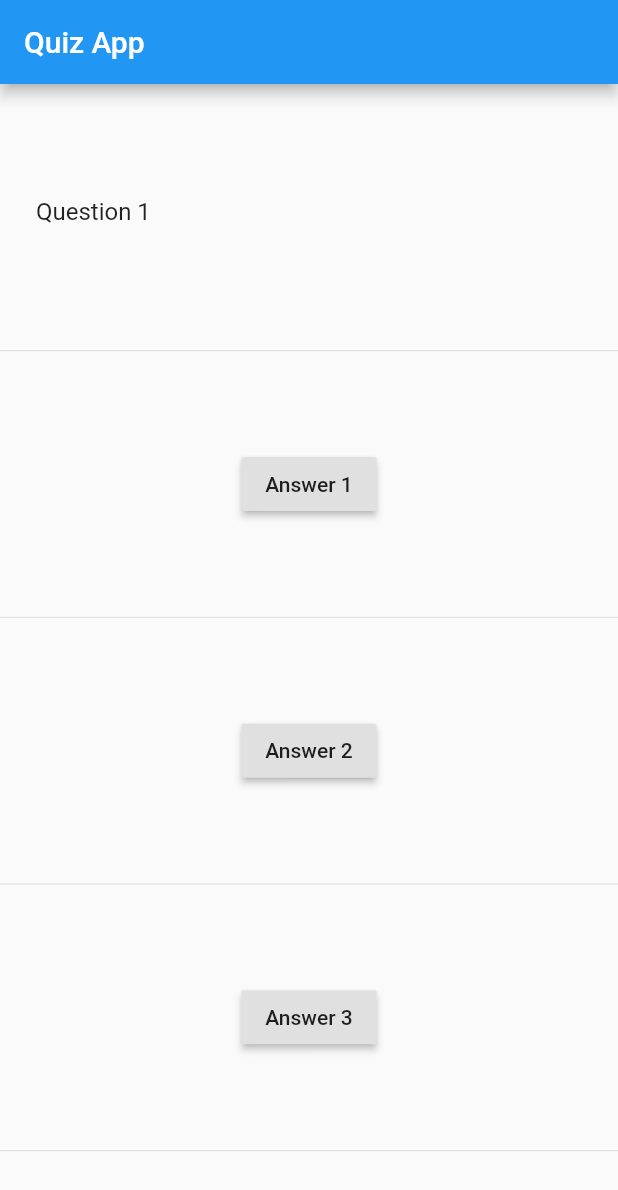
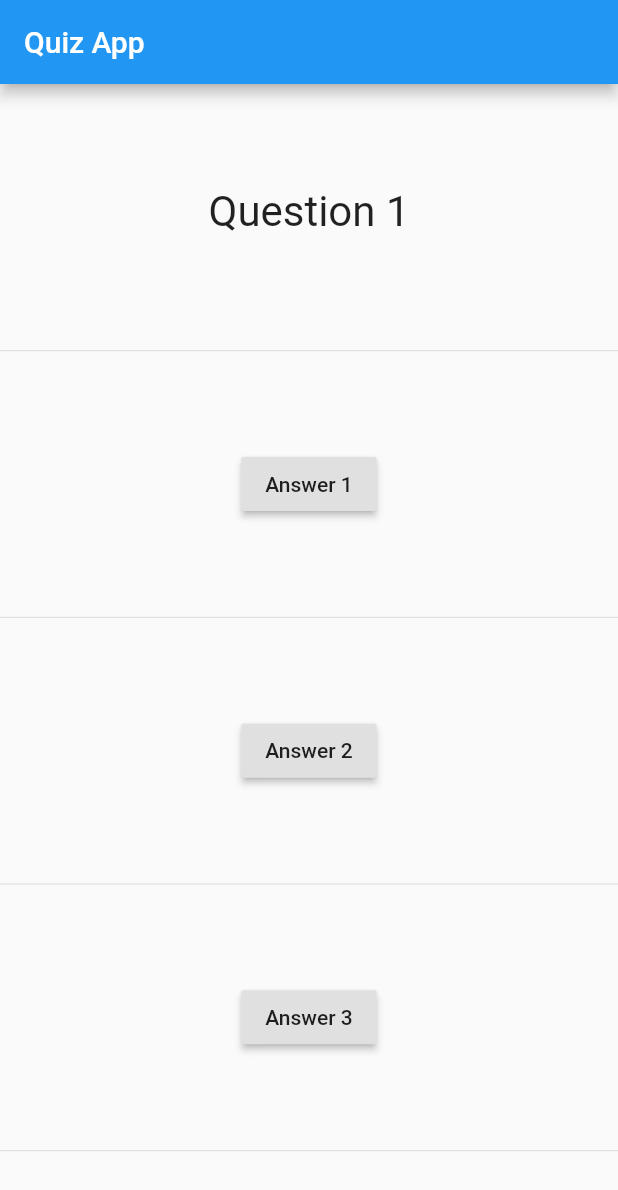
Before and after one commit to RavinderSokhal7/My_First_Flutter_App, a Flutter app: the screen it shows after launch, on a phone screen of 412 x 824 dp. Shown: the top 1190 px of the screen. Run offline on Flutter 3.47's test engine with Material 2 defaults, Android fonts, the phone set to English and light mode, and no system bars.

Commit message:
Update questions.dart

```diff
--- a/lib/questions.dart
+++ b/lib/questions.dart
@@ -7,7 +7,10 @@ class Question extends StatelessWidget {
   @override
   Widget build(BuildContext context) {
     return ListTile(
-      title: Text(questionText),
+      title: Text(questionText,
+                  style: TextStyle(fontSize: 28),
+                  textAlign: TextAlign.center
+                  ),
     );
   }
 }
```
